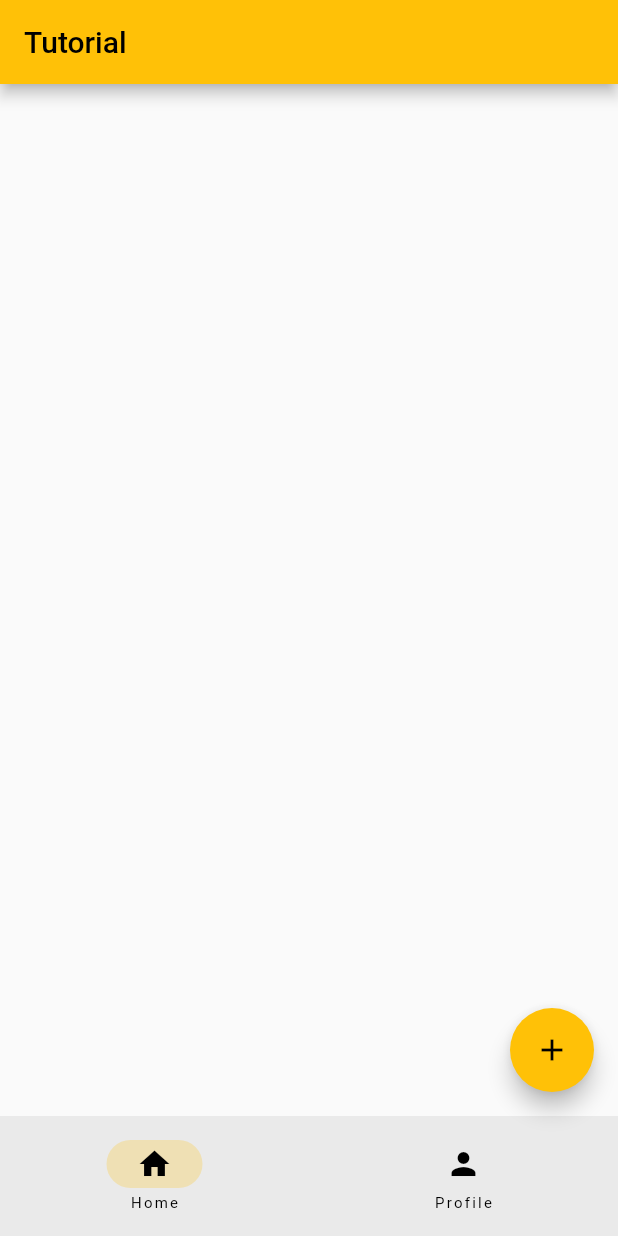
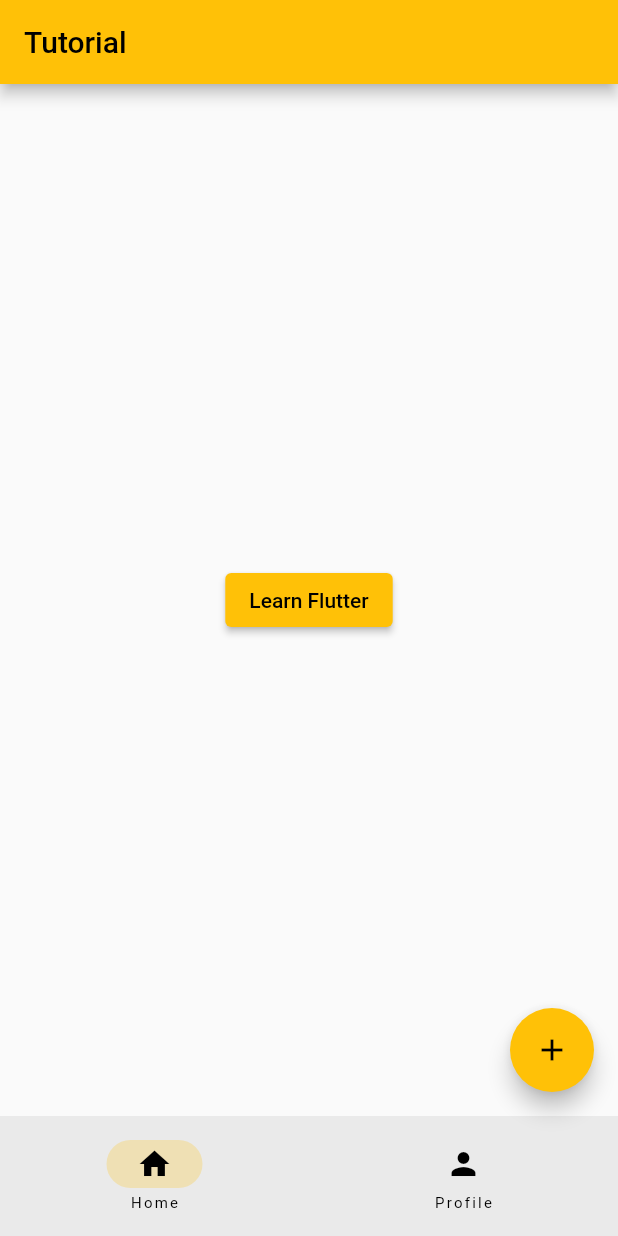
Before and after one commit to lapatric/flutter-tutorial, a Flutter app: the screen it shows after launch, on a phone screen of 412 x 824 dp. Run offline on Flutter 3.47's test engine with Material 2 defaults, Android fonts, the light colour scheme and no system bars.

Commit message:
add home page body + new page

```diff
--- /dev/null
+++ b/lib/home_page.dart
@@ -0,0 +1,26 @@
+import 'package:flutter/material.dart';
+import 'package:tutorial/learn_flutter_page.dart';
+
+class HomePage extends StatelessWidget {
+  const HomePage({super.key});
+
+  @override
+  Widget build(BuildContext context) {
+    return Center(
+      // centered widget
+      child: ElevatedButton(
+        onPressed: () {
+          // open new page
+          Navigator.of(context).push(
+            MaterialPageRoute(
+              builder: (BuildContext context) {
+                return const LearnFlutterPage();
+              },
+            ),
+          );
+        },
+        child: const Text('Learn Flutter'),
+      ),
+    );
+  }
+}
--- a/lib/main.dart
+++ b/lib/main.dart
@@ -1,4 +1,5 @@
 import 'package:flutter/material.dart';
+import 'package:tutorial/home_page.dart';
 
 void main() {
   runApp(const MyApp());
@@ -35,6 +36,7 @@
       appBar: AppBar(
         title: const Text("Tutorial"),
       ),
+      body: const HomePage(),
       floatingActionButton: FloatingActionButton(
         onPressed: () {
           debugPrint('Floating Action Button');
```
Also changed, not shown: lib/learn_flutter_page.dart (added, +26 -0 lines).
